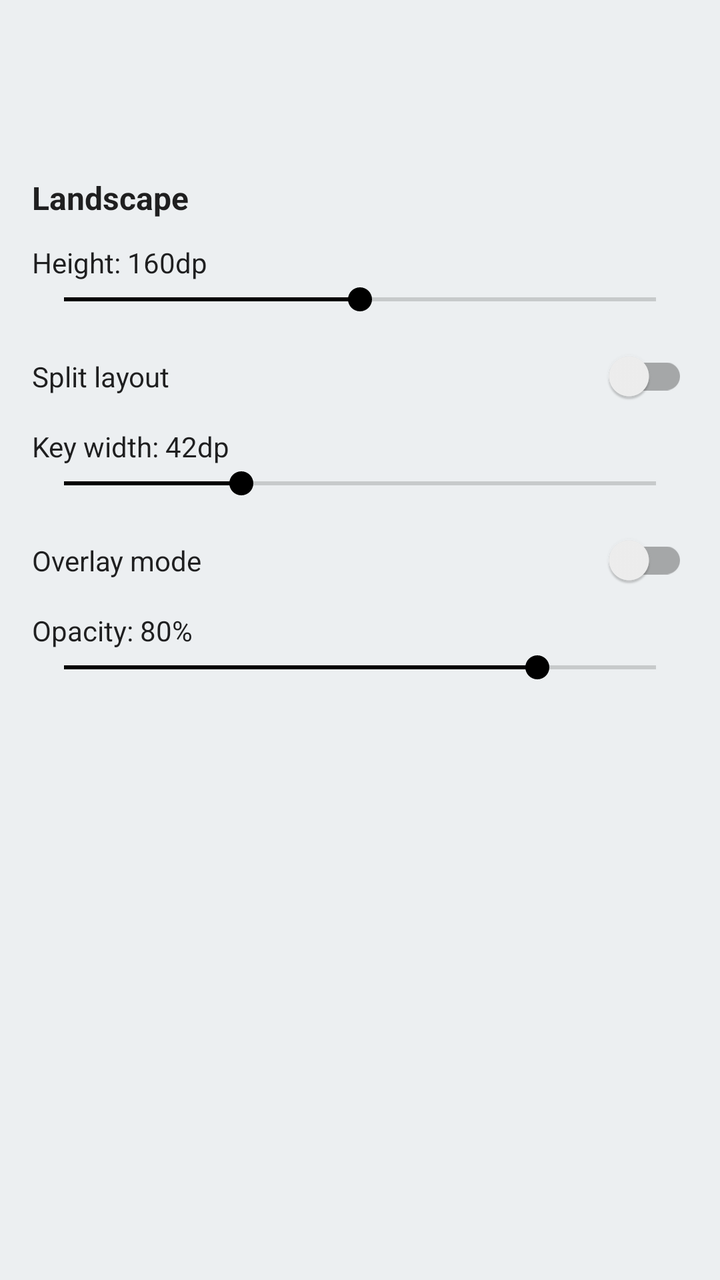
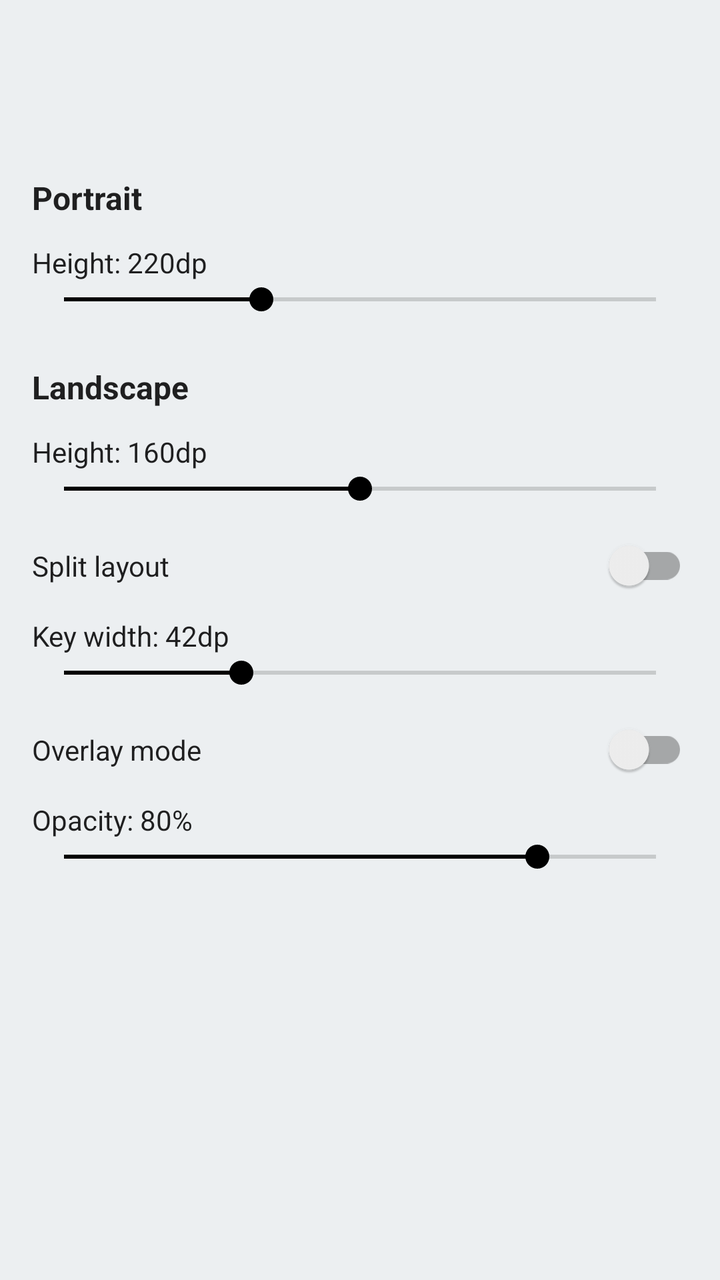

The first picture is an Android layout as it rendered before a commit; the second is the same layout after the commit. The layout source and the unified diff follow.
<!-- AndroidManifest.xml: application theme Theme.KrKey -->
<!-- res/layout/activity_settings.xml -->
<?xml version="1.0" encoding="utf-8"?>
<LinearLayout xmlns:android="http://schemas.android.com/apk/res/android"
    android:layout_width="match_parent"
    android:layout_height="match_parent"
    android:orientation="vertical">

    <androidx.appcompat.widget.Toolbar
        android:id="@+id/toolbar"
        android:layout_width="match_parent"
        android:layout_height="?attr/actionBarSize"
        android:background="?attr/colorPrimary"
        android:theme="@style/ThemeOverlay.AppCompat.Dark.ActionBar" />

    <ScrollView
        android:layout_width="match_parent"
        android:layout_height="match_parent">

        <LinearLayout
            android:layout_width="match_parent"
            android:layout_height="wrap_content"
            android:orientation="vertical">

            <androidx.recyclerview.widget.RecyclerView
                android:id="@+id/scripts_recycler_view"
                android:layout_width="match_parent"
                android:layout_height="wrap_content"
                android:nestedScrollingEnabled="false"
                android:padding="8dp" />

            
            <LinearLayout
                android:layout_width="match_parent"
                android:layout_height="wrap_content"
                android:orientation="vertical"
                android:padding="16dp">

                <TextView
                    android:layout_width="wrap_content"
                    android:layout_height="wrap_content"
                    android:text="Landscape"
                    android:textSize="16sp"
                    android:textStyle="bold"
                    android:textColor="?android:attr/textColorPrimary"
                    android:layout_marginBottom="12dp" />

                <TextView
                    android:id="@+id/label_landscape_height"
                    android:layout_width="wrap_content"
                    android:layout_height="wrap_content"
                    android:text="Height: 160dp"
                    android:textSize="14sp"
                    android:textColor="?android:attr/textColorPrimary" />

                <SeekBar
                    android:id="@+id/seekbar_landscape_height"
                    android:layout_width="match_parent"
                    android:layout_height="wrap_content"
                    android:max="80"
                    android:progress="40"
                    android:layout_marginBottom="16dp" />

                <androidx.appcompat.widget.SwitchCompat
                    android:id="@+id/switch_split"
                    android:layout_width="match_parent"
                    android:layout_height="wrap_content"
                    android:text="Split layout"
                    android:textSize="14sp"
                    android:textColor="?android:attr/textColorPrimary"
                    android:layout_marginBottom="12dp" />

                <TextView
                    android:id="@+id/label_key_width"
                    android:layout_width="wrap_content"
                    android:layout_height="wrap_content"
                    android:text="Key width: 42dp"
                    android:textSize="14sp"
                    android:textColor="?android:attr/textColorPrimary" />

                <SeekBar
                    android:id="@+id/seekbar_key_width"
                    android:layout_width="match_parent"
                    android:layout_height="wrap_content"
                    android:max="40"
                    android:progress="12"
                    android:layout_marginBottom="16dp" />

                <androidx.appcompat.widget.SwitchCompat
                    android:id="@+id/switch_overlay"
                    android:layout_width="match_parent"
                    android:layout_height="wrap_content"
                    android:text="Overlay mode"
                    android:textSize="14sp"
                    android:textColor="?android:attr/textColorPrimary"
                    android:layout_marginBottom="12dp" />

                <TextView
                    android:id="@+id/label_opacity"
                    android:layout_width="wrap_content"
                    android:layout_height="wrap_content"
                    android:text="Opacity: 80%"
                    android:textSize="14sp"
                    android:textColor="?android:attr/textColorPrimary" />

                <SeekBar
                    android:id="@+id/seekbar_opacity"
                    android:layout_width="match_parent"
                    android:layout_height="wrap_content"
                    android:max="100"
                    android:progress="80"
                    android:layout_marginBottom="8dp" />
            </LinearLayout>
        </LinearLayout>
    </ScrollView>
</LinearLayout>
<!-- resources referenced by this layout -->
<resources>
  <style name="Theme.KrKey" parent="Theme.AppCompat.DayNight.NoActionBar">
          <item name="colorPrimary">@color/keyboard_bg</item>
          <item name="colorPrimaryDark">@color/keyboard_bg</item>
          <item name="colorAccent">@color/key_text_color</item>
          <item name="android:windowBackground">@color/keyboard_bg</item>
      </style>
  <color name="keyboard_bg">#eceff1</color>
  <color name="key_text_color">#000000</color>
</resources>

<!-- the commit's change to res/layout/activity_settings.xml (unified diff, before → after) -->
@@ -33,6 +33,31 @@
                 android:layout_height="wrap_content"
                 android:orientation="vertical"
                 android:padding="16dp">
+
+                <TextView
+                    android:layout_width="wrap_content"
+                    android:layout_height="wrap_content"
+                    android:text="Portrait"
+                    android:textSize="16sp"
+                    android:textStyle="bold"
+                    android:textColor="?android:attr/textColorPrimary"
+                    android:layout_marginBottom="12dp" />
+
+                <TextView
+                    android:id="@+id/label_portrait_height"
+                    android:layout_width="wrap_content"
+                    android:layout_height="wrap_content"
+                    android:text="Height: 220dp"
+                    android:textSize="14sp"
+                    android:textColor="?android:attr/textColorPrimary" />
+
+                <SeekBar
+                    android:id="@+id/seekbar_portrait_height"
+                    android:layout_width="match_parent"
+                    android:layout_height="wrap_content"
+                    android:max="120"
+                    android:progress="40"
+                    android:layout_marginBottom="24dp" />
 
                 <TextView
                     android:layout_width="wrap_content"
